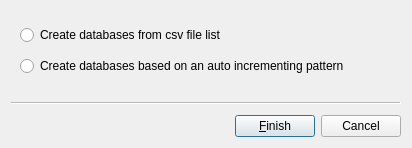
Old version of the form DbTools/BatchDbCreator/batchDbCreator.ui in the repository dsgoficial/DsgTools.
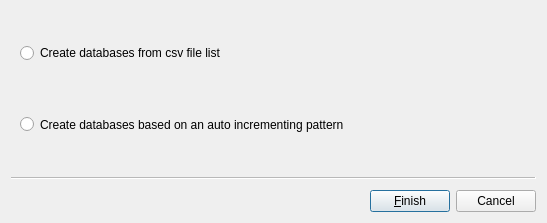
New version of the form.

Commit message: update on batch creation

```diff
--- a/DbTools/BatchDbCreator/batchDbCreator.ui
+++ b/DbTools/BatchDbCreator/batchDbCreator.ui
@@ -6,8 +6,8 @@
    <rect>
     <x>0</x>
     <y>0</y>
-    <width>412</width>
-    <height>148</height>
+    <width>547</width>
+    <height>223</height>
    </rect>
   </property>
   <property name="sizePolicy">
@@ -40,6 +40,12 @@
    <layout class="QGridLayout" name="gridLayout">
     <item row="1" column="0">
      <widget class="QRadioButton" name="patternRadioButton">
+      <property name="sizePolicy">
+       <sizepolicy hsizetype="MinimumExpanding" vsizetype="MinimumExpanding">
+        <horstretch>0</horstretch>
+        <verstretch>0</verstretch>
+       </sizepolicy>
+      </property>
       <property name="text">
        <string>Create databases based on an auto incrementing pattern</string>
       </property>
@@ -47,6 +53,12 @@
     </item>
     <item row="0" column="0">
      <widget class="QRadioButton" name="csvRadioButton">
+      <property name="sizePolicy">
+       <sizepolicy hsizetype="MinimumExpanding" vsizetype="MinimumExpanding">
+        <horstretch>0</horstretch>
+        <verstretch>0</verstretch>
+       </sizepolicy>
+      </property>
       <property name="text">
        <string>Create databases from csv file list</string>
       </property>
```
The commit also changes 2 other files.
